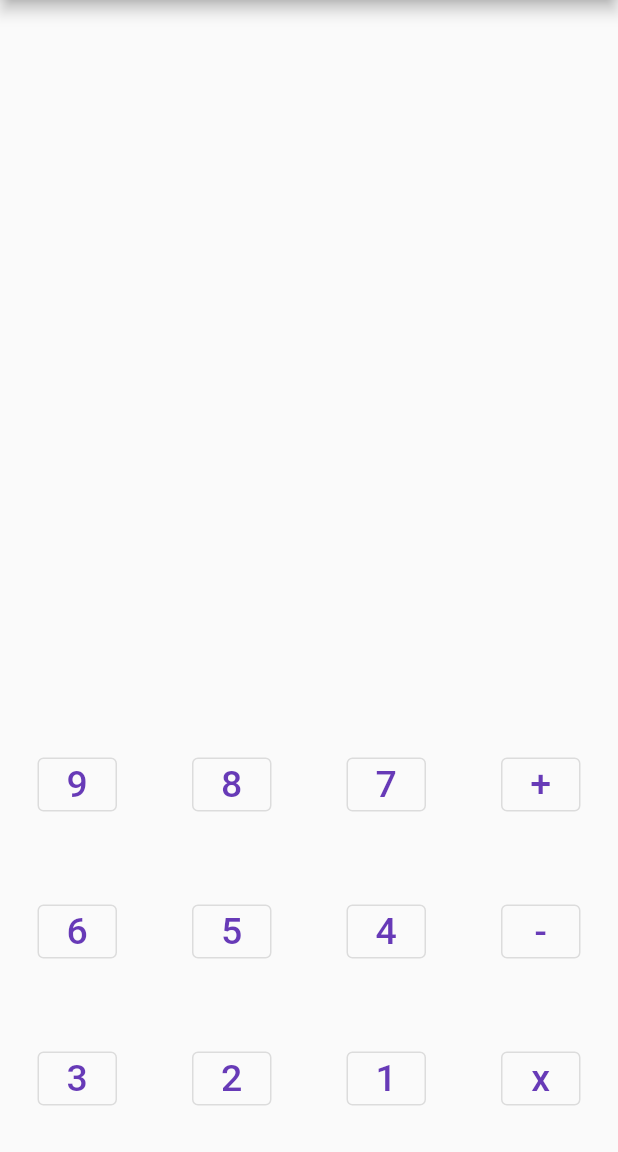
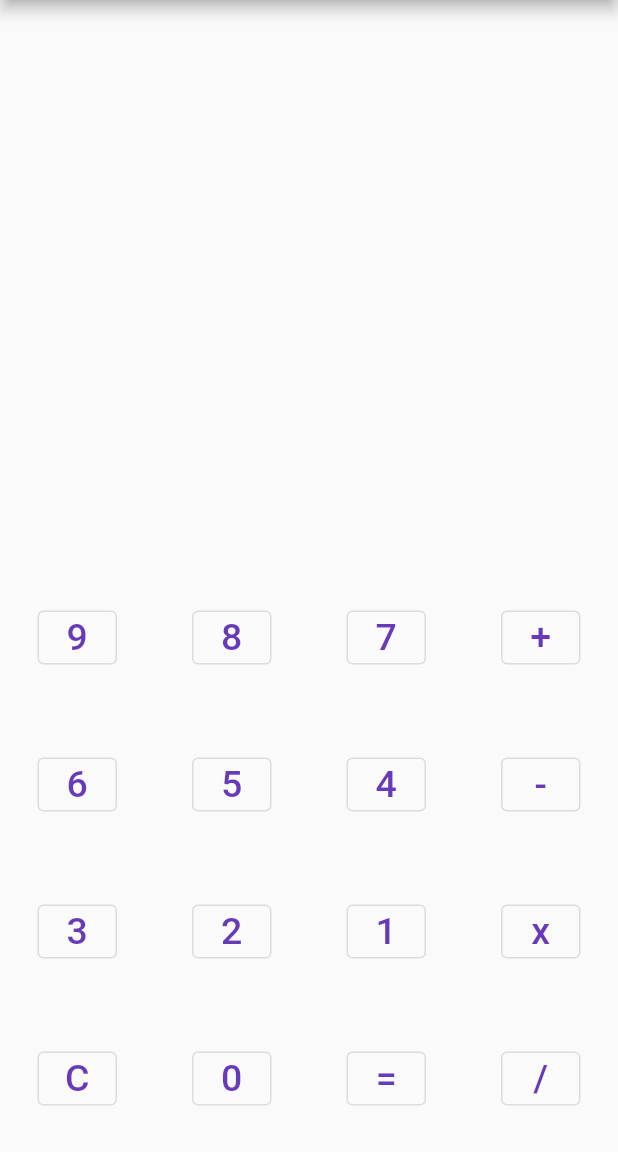
Before and after one commit to Girik-Nohani/Calculator, a Flutter app: the screen it shows after launch, on a phone screen of 412 x 824 dp, the part 84-1236 px from its top. Run offline on Flutter 3.47's test engine with Material 2 defaults, Android fonts, the phone set to English and light mode, and no system bars.

Commit message:
Added Fourt Row

```diff
--- a/lib/main.dart
+++ b/lib/main.dart
@@ -161,6 +161,14 @@ class _MyHomePageState extends State<MyHomePage> {
                 custombutton("x"),
               ],
             ),
+            Row(
+              children: <Widget>[
+                custombutton("C"),
+                custombutton("0"),
+                custombutton("="),
+                custombutton("/"),
+              ],
+            ),
           ],
         ),
       ),
```
